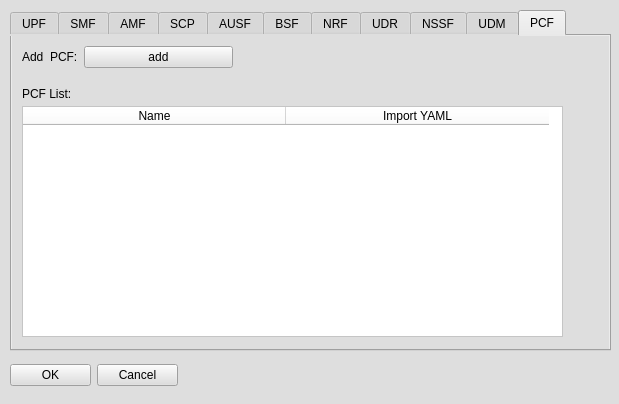
Above: netflux5g-editor/src/gui/ui/Component5G_properties.ui from adaptivenetworklab/NetFlux5G before the change. Below: the same form after it.
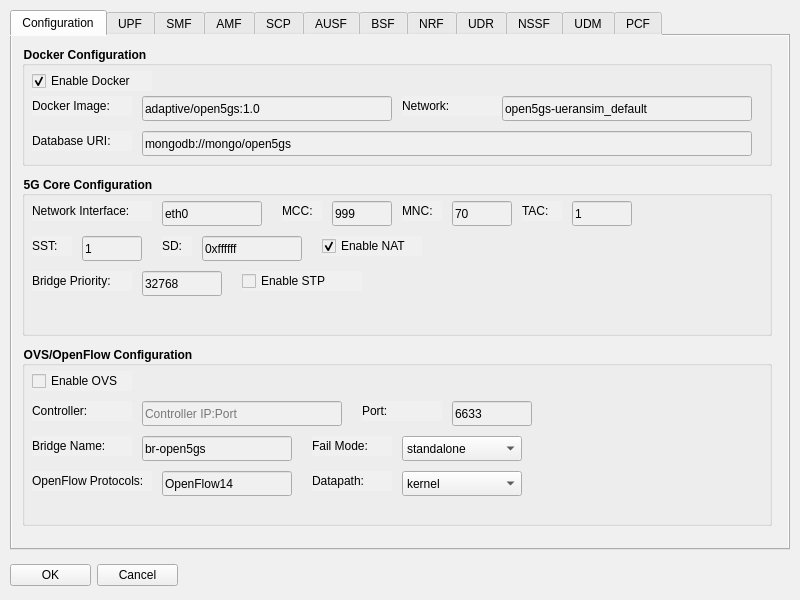
That is the form after the change.

What changed in the file:
```diff
--- a/netflux5g-editor/src/gui/ui/Component5G_properties.ui
+++ b/netflux5g-editor/src/gui/ui/Component5G_properties.ui
@@ -6,15 +6,15 @@
    <rect>
     <x>0</x>
     <y>0</y>
-    <width>619</width>
-    <height>404</height>
+    <width>800</width>
+    <height>600</height>
    </rect>
   </property>
   <property name="windowTitle">
    <string>MainWindow</string>
   </property>
   <property name="styleSheet">
-   <string notr="true">background-color: rgb(222, 222, 222);</string>
+   <string notr="true">background-color: rgb(240, 240, 240);</string>
   </property>
   <widget class="QWidget" name="centralwidget">
    <widget class="QTabWidget" name="Component5G">
@@ -22,13 +22,606 @@
      <rect>
       <x>10</x>
       <y>10</y>
-      <width>601</width>
-      <height>341</height>
+      <width>780</width>
+      <height>540</height>
      </rect>
     </property>
     <property name="currentIndex">
-     <number>10</number>
+     <number>0</number>
     </property>
+    
+    <!-- New Enhanced Configuration Tab -->
+    <widget class="QWidget" name="ConfigurationTab">
+     <attribute name="title">
+      <string>Configuration</string>
+     </attribute>
+     
+     <!-- Docker Configuration Group -->
+     <widget class="QGroupBox" name="DockerConfigGroup">
+      <property name="geometry">
+       <rect>
+        <x>10</x>
+        <y>10</y>
+        <width>750</width>
+        <height>120</height>
+       </rect>
+      </property>
+      <property name="title">
+       <string>Docker Configuration</string>
+      </property>
+      <property name="styleSheet">
+       <string notr="true">QGroupBox { font-weight: bold; }</string>
+      </property>
+      
+      <widget class="QCheckBox" name="VGCore_DockerEnabled">
+       <property name="geometry">
+        <rect>
+         <x>10</x>
+         <y>25</y>
+         <width>120</width>
+         <height>20</height>
+        </rect>
+       </property>
+       <property name="text">
+        <string>Enable Docker</string>
+       </property>
+       <property name="checked">
+        <bool>true</bool>
+       </property>
+      </widget>
+      
+      <widget class="QLabel" name="label_docker_image">
+       <property name="geometry">
+        <rect>
+         <x>10</x>
+         <y>50</y>
+         <width>100</width>
+         <height>20</height>
+        </rect>
+       </property>
+       <property name="text">
+        <string>Docker Image:</string>
+       </property>
+      </widget>
+      
+      <widget class="QLineEdit" name="VGCore_DockerImage">
+       <property name="geometry">
+        <rect>
+         <x>120</x>
+         <y>50</y>
+         <width>250</width>
+         <height>25</height>
+        </rect>
+       </property>
+       <property name="text">
+        <string>adaptive/open5gs:1.0</string>
+       </property>
+      </widget>
+      
+      <widget class="QLabel" name="label_docker_network">
+       <property name="geometry">
+        <rect>
+         <x>380</x>
+         <y>50</y>
+         <width>100</width>
+         <height>20</height>
+        </rect>
+       </property>
+       <property name="text">
+        <string>Network:</string>
+       </property>
+      </widget>
+      
+      <widget class="QLineEdit" name="VGCore_DockerNetwork">
+       <property name="geometry">
+        <rect>
+         <x>480</x>
+         <y>50</y>
+         <width>250</width>
+         <height>25</height>
+        </rect>
+       </property>
+       <property name="text">
+        <string>open5gs-ueransim_default</string>
+       </property>
+      </widget>
+      
+      <widget class="QLabel" name="label_database_uri">
+       <property name="geometry">
+        <rect>
+         <x>10</x>
+         <y>85</y>
+         <width>100</width>
+         <height>20</height>
+        </rect>
+       </property>
+       <property name="text">
+        <string>Database URI:</string>
+       </property>
+      </widget>
+      
+      <widget class="QLineEdit" name="VGCore_DatabaseURI">
+       <property name="geometry">
+        <rect>
+         <x>120</x>
+         <y>85</y>
+         <width>610</width>
+         <height>25</height>
+        </rect>
+       </property>
+       <property name="text">
+        <string>mongodb://mongo/open5gs</string>
+       </property>
+      </widget>
+     </widget>
+     
+     <!-- 5G Core Configuration Group -->
+     <widget class="QGroupBox" name="CoreConfigGroup">
+      <property name="geometry">
+       <rect>
+        <x>10</x>
+        <y>140</y>
+        <width>750</width>
+        <height>160</height>
+       </rect>
+      </property>
+      <property name="title">
+       <string>5G Core Configuration</string>
+      </property>
+      <property name="styleSheet">
+       <string notr="true">QGroupBox { font-weight: bold; }</string>
+      </property>
+      
+      <widget class="QLabel" name="label_network_interface">
+       <property name="geometry">
+        <rect>
+         <x>10</x>
+         <y>25</y>
+         <width>120</width>
+         <height>20</height>
+        </rect>
+       </property>
+       <property name="text">
+        <string>Network Interface:</string>
+       </property>
+      </widget>
+      
+      <widget class="QLineEdit" name="VGCore_NetworkInterface">
+       <property name="geometry">
+        <rect>
+         <x>140</x>
+         <y>25</y>
+         <width>100</width>
+         <height>25</height>
+        </rect>
+       </property>
+       <property name="text">
+        <string>eth0</string>
+       </property>
+      </widget>
+      
+      <widget class="QLabel" name="label_mcc">
+       <property name="geometry">
+        <rect>
+         <x>260</x>
+         <y>25</y>
+         <width>40</width>
+         <height>20</height>
+        </rect>
+       </property>
+       <property name="text">
+        <string>MCC:</string>
+       </property>
+      </widget>
+      
+      <widget class="QLineEdit" name="VGCore_MCC">
+       <property name="geometry">
+        <rect>
+         <x>310</x>
+         <y>25</y>
+         <width>60</width>
+         <height>25</height>
+        </rect>
+       </property>
+       <property name="text">
+        <string>999</string>
+       </property>
+      </widget>
+      
+      <widget class="QLabel" name="label_mnc">
+       <property name="geometry">
+        <rect>
+         <x>380</x>
+         <y>25</y>
+         <width>40</width>
+         <height>20</height>
+        </rect>
+       </property>
+       <property name="text">
+        <string>MNC:</string>
+       </property>
+      </widget>
+      
+      <widget class="QLineEdit" name="VGCore_MNC">
+       <property name="geometry">
+        <rect>
+         <x>430</x>
+         <y>25</y>
+         <width>60</width>
+         <height>25</height>
+        </rect>
+       </property>
+       <property name="text">
+        <string>70</string>
+       </property>
+      </widget>
+      
+      <widget class="QLabel" name="label_tac">
+       <property name="geometry">
+        <rect>
+         <x>500</x>
+         <y>25</y>
+         <width>40</width>
+         <height>20</height>
+        </rect>
+       </property>
+       <property name="text">
+        <string>TAC:</string>
+       </property>
+      </widget>
+      
+      <widget class="QLineEdit" name="VGCore_TAC">
+       <property name="geometry">
+        <rect>
+         <x>550</x>
+         <y>25</y>
+         <width>60</width>
+         <height>25</height>
+        </rect>
+       </property>
+       <property name="text">
+        <string>1</string>
+       </property>
+      </widget>
+      
+      <widget class="QLabel" name="label_sst">
+       <property name="geometry">
+        <rect>
+         <x>10</x>
+         <y>60</y>
+         <width>40</width>
+         <height>20</height>
+        </rect>
+       </property>
+       <property name="text">
+        <string>SST:</string>
+       </property>
+      </widget>
+      
+      <widget class="QLineEdit" name="VGCore_SST">
+       <property name="geometry">
+        <rect>
+         <x>60</x>
+         <y>60</y>
+         <width>60</width>
+         <height>25</height>
+        </rect>
+       </property>
+       <property name="text">
+        <string>1</string>
+       </property>
+      </widget>
+      
+      <widget class="QLabel" name="label_sd">
+       <property name="geometry">
+        <rect>
+         <x>140</x>
+         <y>60</y>
+         <width>30</width>
+         <height>20</height>
+        </rect>
+       </property>
+       <property name="text">
+        <string>SD:</string>
+       </property>
+      </widget>
+      
+      <widget class="QLineEdit" name="VGCore_SD">
+       <property name="geometry">
+        <rect>
+         <x>180</x>
+         <y>60</y>
+         <width>100</width>
+         <height>25</height>
+        </rect>
+       </property>
+       <property name="text">
+        <string>0xffffff</string>
+       </property>
+      </widget>
+      
+      <widget class="QCheckBox" name="VGCore_EnableNAT">
+       <property name="geometry">
+        <rect>
+         <x>300</x>
+         <y>60</y>
+         <width>100</width>
+         <height>20</height>
+        </rect>
+       </property>
+       <property name="text">
+        <string>Enable NAT</string>
+       </property>
+       <property name="checked">
+        <bool>true</bool>
+       </property>
+      </widget>
+      
+      <widget class="QLabel" name="label_bridge_priority">
+       <property name="geometry">
+        <rect>
+         <x>10</x>
+         <y>95</y>
+         <width>100</width>
+         <height>20</height>
+        </rect>
+       </property>
+       <property name="text">
+        <string>Bridge Priority:</string>
+       </property>
+      </widget>
+      
+      <widget class="QLineEdit" name="VGCore_BridgePriority">
+       <property name="geometry">
+        <rect>
+         <x>120</x>
+         <y>95</y>
+         <width>80</width>
+         <height>25</height>
+        </rect>
+       </property>
+       <property name="text">
+        <string>32768</string>
+       </property>
+      </widget>
+      
+      <widget class="QCheckBox" name="VGCore_STPEnabled">
+       <property name="geometry">
+        <rect>
+         <x>220</x>
+         <y>95</y>
+         <width>120</width>
+         <height>20</height>
+        </rect>
+       </property>
+       <property name="text">
+        <string>Enable STP</string>
+       </property>
+       <property name="checked">
+        <bool>false</bool>
+       </property>
+      </widget>
+     </widget>
+     
+     <!-- OVS/OpenFlow Configuration Group -->
+     <widget class="QGroupBox" name="OVSConfigGroup">
+      <property name="geometry">
+       <rect>
+        <x>10</x>
+        <y>310</y>
+        <width>750</width>
+        <height>180</height>
+       </rect>
+      </property>
+      <property name="title">
+       <string>OVS/OpenFlow Configuration</string>
+      </property>
+      <property name="styleSheet">
+       <string notr="true">QGroupBox { font-weight: bold; }</string>
+      </property>
+      
+      <widget class="QCheckBox" name="VGCore_OVSEnabled">
+       <property name="geometry">
+        <rect>
+         <x>10</x>
+         <y>25</y>
+         <width>100</width>
+         <height>20</height>
+        </rect>
+       </property>
+       <property name="text">
+        <string>Enable OVS</string>
+       </property>
+       <property name="checked">
+        <bool>false</bool>
+       </property>
+      </widget>
+      
+      <widget class="QLabel" name="label_ovs_controller">
+       <property name="geometry">
+        <rect>
+         <x>10</x>
+         <y>55</y>
+         <width>100</width>
+         <height>20</height>
+        </rect>
+       </property>
+       <property name="text">
+        <string>Controller:</string>
+       </property>
+      </widget>
+      
+      <widget class="QLineEdit" name="VGCore_OVSController">
+       <property name="geometry">
+        <rect>
+         <x>120</x>
+         <y>55</y>
+         <width>200</width>
+         <height>25</height>
+        </rect>
+       </property>
+       <property name="placeholderText">
+        <string>Controller IP:Port</string>
+       </property>
+      </widget>
+      
+      <widget class="QLabel" name="label_controller_port">
+       <property name="geometry">
+        <rect>
+         <x>340</x>
+         <y>55</y>
+         <width>80</width>
+         <height>20</height>
+        </rect>
+       </property>
+       <property name="text">
+        <string>Port:</string>
+       </property>
+      </widget>
+      
+      <widget class="QLineEdit" name="VGCore_ControllerPort">
+       <property name="geometry">
+        <rect>
+         <x>430</x>
+         <y>55</y>
+         <width>80</width>
+         <height>25</height>
+        </rect>
+       </property>
+       <property name="text">
+        <string>6633</string>
+       </property>
+      </widget>
+      
+      <widget class="QLabel" name="label_bridge_name">
+       <property name="geometry">
+        <rect>
+         <x>10</x>
+         <y>90</y>
+         <width>100</width>
+         <height>20</height>
+        </rect>
+       </property>
+       <property name="text">
+        <string>Bridge Name:</string>
+       </property>
+      </widget>
+      
+      <widget class="QLineEdit" name="VGCore_OVSBridgeName">
+       <property name="geometry">
+        <rect>
+         <x>120</x>
+         <y>90</y>
+         <width>150</width>
+         <height>25</height>
+        </rect>
+       </property>
+       <property name="text">
+        <string>br-open5gs</string>
+       </property>
+      </widget>
+      
+      <widget class="QLabel" name="label_fail_mode">
+       <property name="geometry">
+        <rect>
+         <x>290</x>
+         <y>90</y>
+         <width>80</width>
+         <height>20</height>
+        </rect>
+       </property>
+       <property name="text">
+        <string>Fail Mode:</string>
+       </property>
+      </widget>
+      
+      <widget class="QComboBox" name="VGCore_OVSFailMode">
+       <property name="geometry">
+        <rect>
+         <x>380</x>
+         <y>90</y>
+         <width>120</width>
+         <height>25</height>
+        </rect>
+       </property>
+       <item>
+        <property name="text">
+         <string>standalone</string>
+        </property>
+       </item>
+       <item>
+        <property name="text">
+         <string>secure</string>
+        </property>
+       </item>
+      </widget>
+      
+      <widget class="QLabel" name="label_openflow_protocols">
+       <property name="geometry">
+        <rect>
+         <x>10</x>
+         <y>125</y>
+         <width>120</width>
+         <height>20</height>
+        </rect>
+       </property>
+       <property name="text">
+        <string>OpenFlow Protocols:</string>
+       </property>
+      </widget>
+      
+      <widget class="QLineEdit" name="VGCore_OpenFlowProtocols">
+       <property name="geometry">
+        <rect>
+         <x>140</x>
+         <y>125</y>
+         <width>130</width>
+         <height>25</height>
+        </rect>
+       </property>
+       <property name="text">
+        <string>OpenFlow14</string>
+       </property>
+      </widget>
+      
+      <widget class="QLabel" name="label_datapath">
+       <property name="geometry">
+        <rect>
+         <x>290</x>
+         <y>125</y>
+         <width>80</width>
+         <height>20</height>
+        </rect>
+       </property>
+       <property name="text">
+        <string>Datapath:</string>
+       </property>
+      </widget>
+      
+      <widget class="QComboBox" name="VGCore_OVSDatapath">
+       <property name="geometry">
+        <rect>
+         <x>380</x>
+         <y>125</y>
+         <width>120</width>
+         <height>25</height>
+        </rect>
+       </property>
+       <item>
+        <property name="text">
+         <string>kernel</string>
+        </property>
+       </item>
+       <item>
+        <property name="text">
+         <string>netdev</string>
+        </property>
+       </item>
+      </widget>
+     </widget>
+    </widget>
+    
+    <!-- UPF Tab -->
     <widget class="QWidget" name="UPF_2">
      <attribute name="title">
       <string>UPF</string>
@@ -786,14 +1379,14 @@
        <item row="0" column="0">
         <widget class="QLabel" name="label_65">
          <property name="text">
-          <string>Add  PCF:</string>
+          <string>Add PCF:</string>
          </property>
         </widget>
        </item>
        <item row="0" column="1">
         <widget class="QPushButton" name="Component5G_AddPCFButton">
          <property name="text">
-          <string>add</string>
+          <string>Add</string>
          </property>
         </widget>
        </item>
@@ -817,15 +1410,15 @@
        <rect>
         <x>10</x>
         <y>70</y>
-        <width>541</width>
-        <height>231</height>
+        <width>750</width>
+        <height>420</height>
        </rect>
       </property>
       <property name="styleSheet">
        <string notr="true">background-color: rgb(255, 255, 255);</string>
       </property>
       <attribute name="horizontalHeaderDefaultSectionSize">
-       <number>263</number>
+       <number>375</number>
       </attribute>
       <attribute name="verticalHeaderHighlightSections">
        <bool>true</bool>
@@ -847,7 +1440,7 @@
     <property name="geometry">
      <rect>
       <x>10</x>
-      <y>360</y>
+      <y>560</y>
       <width>168</width>
       <height>31</height>
      </rect>
```
Left out of the diff: 267 changed lines with no effect on the pictures.
